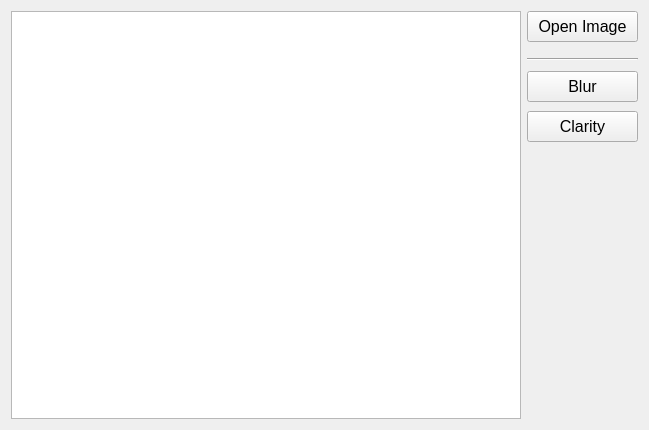
The window that Gui/mainwindow.ui (faystmax/ComputerVision) describes before a commit, drawn with Qt 5.
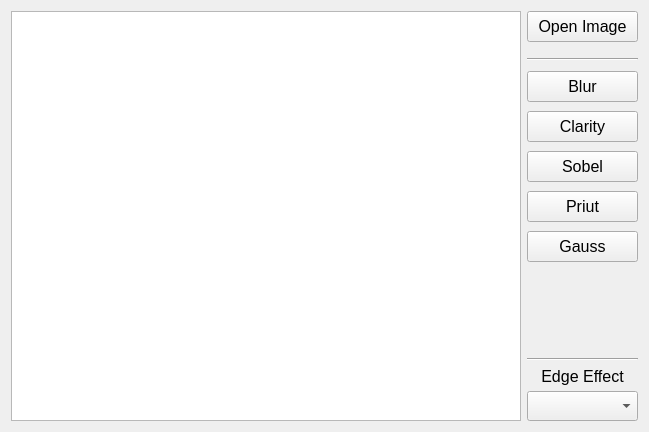
The same window after the commit. Icons and pictures are not drawn.

What changed in the file:
```diff
--- a/Gui/mainwindow.ui
+++ b/Gui/mainwindow.ui
@@ -7,13 +7,13 @@
     <x>0</x>
     <y>0</y>
     <width>649</width>
-    <height>430</height>
+    <height>432</height>
    </rect>
   </property>
   <property name="minimumSize">
    <size>
     <width>649</width>
-    <height>430</height>
+    <height>432</height>
    </size>
   </property>
   <property name="windowTitle">
@@ -113,6 +113,117 @@
         <string>Clarity</string>
        </property>
       </widget>
+      <widget class="QPushButton" name="sobelButton">
+       <property name="geometry">
+        <rect>
+         <x>0</x>
+         <y>140</y>
+         <width>111</width>
+         <height>31</height>
+        </rect>
+       </property>
+       <property name="font">
+        <font>
+         <family>Arial</family>
+         <pointsize>12</pointsize>
+        </font>
+       </property>
+       <property name="text">
+        <string>Sobel</string>
+       </property>
+      </widget>
+      <widget class="QComboBox" name="edgeEffectComboBox">
+       <property name="geometry">
+        <rect>
+         <x>0</x>
+         <y>380</y>
+         <width>111</width>
+         <height>30</height>
+        </rect>
+       </property>
+       <property name="font">
+        <font>
+         <family>Arial</family>
+         <pointsize>12</pointsize>
+        </font>
+       </property>
+       <property name="insertPolicy">
+        <enum>QComboBox::InsertAtTop</enum>
+       </property>
+      </widget>
+      <widget class="QLabel" name="edgeEffectLabel">
+       <property name="geometry">
+        <rect>
+         <x>0</x>
+         <y>350</y>
+         <width>111</width>
+         <height>31</height>
+        </rect>
+       </property>
+       <property name="font">
+        <font>
+         <family>Arial</family>
+         <pointsize>12</pointsize>
+        </font>
+       </property>
+       <property name="text">
+        <string>Edge Effect</string>
+       </property>
+       <property name="alignment">
+        <set>Qt::AlignCenter</set>
+       </property>
+      </widget>
+      <widget class="Line" name="line_2">
+       <property name="geometry">
+        <rect>
+         <x>0</x>
+         <y>340</y>
+         <width>111</width>
+         <height>16</height>
+        </rect>
+       </property>
+       <property name="orientation">
+        <enum>Qt::Horizontal</enum>
+       </property>
+      </widget>
+      <widget class="QPushButton" name="priutButton">
+       <property name="geometry">
+        <rect>
+         <x>0</x>
+         <y>180</y>
+         <width>111</width>
+         <height>31</height>
+        </rect>
+       </property>
+       <property name="font">
+        <font>
+         <family>Arial</family>
+         <pointsize>12</pointsize>
+        </font>
+       </property>
+       <property name="text">
+        <string>Priut</string>
+       </property>
+      </widget>
+      <widget class="QPushButton" name="gaussButton">
+       <property name="geometry">
+        <rect>
+         <x>0</x>
+         <y>220</y>
+         <width>111</width>
+         <height>31</height>
+        </rect>
+       </property>
+       <property name="font">
+        <font>
+         <family>Arial</family>
+         <pointsize>12</pointsize>
+        </font>
+       </property>
+       <property name="text">
+        <string>Gauss</string>
+       </property>
+      </widget>
      </widget>
     </item>
    </layout>
```
